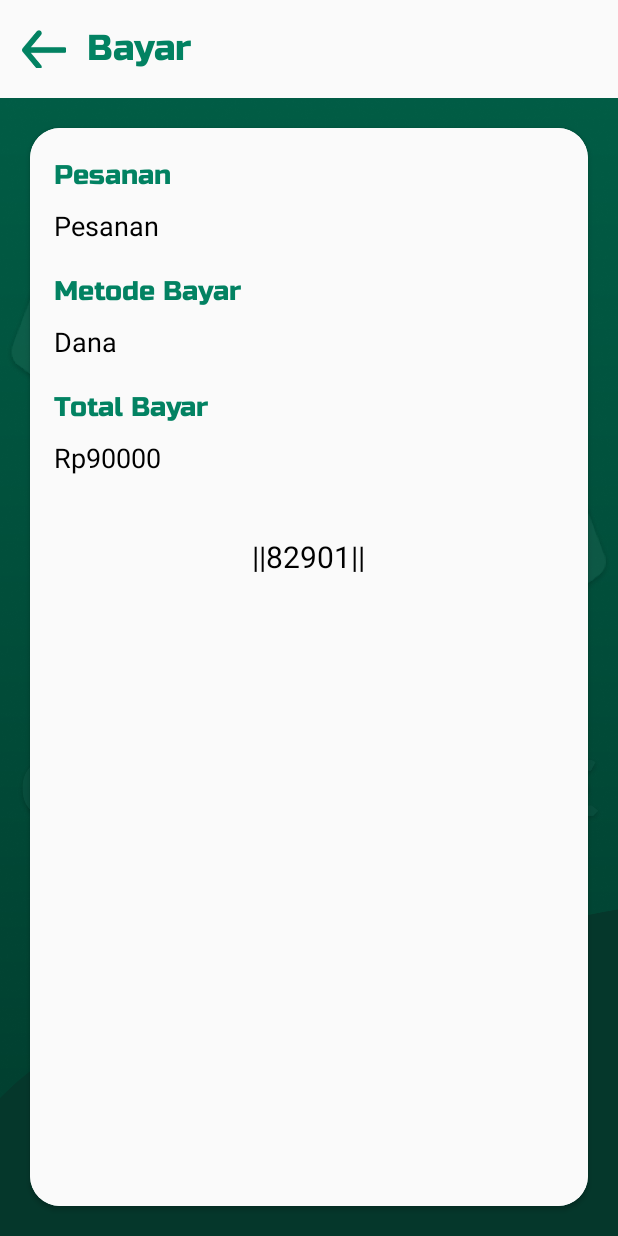
After one commit to teguhap/CashHere, an Android app: the layout activity_display_pesanan.xml on its own in the app's theme, with its tools: preview values and no code run, on a phone screen of 412 x 824 dp. The commit adds this screen. Run offline under Robolectric (Android 15) with nearby library versions, the phone set to English and light mode, and no system bars; network calls fail.

Commit message:
Bikin Display Pesanan,Input Pesanan jadi History ke DB, View History

```diff
--- a/app/src/main/AndroidManifest.xml
+++ b/app/src/main/AndroidManifest.xml
@@ -14,6 +14,12 @@
         android:supportsRtl="true"
         android:theme="@style/Theme.CashHere"
         android:windowSoftInputMode="adjustResize|stateAlwaysHidden">
+        <activity
+            android:name=".HistoryActivity"
+            android:exported="false" />
+        <activity
+            android:name=".DisplayPesananActivity"
+            android:exported="false" />
         <activity
             android:name=".BayarActivity"
             android:exported="false" />
--- /dev/null
+++ b/app/src/main/java/com/project/cashhere/ListHistory.kt
@@ -0,0 +1,4 @@
+package com.project.cashhere
+
+data class ListHistory(val kode:String,val pesanan : String, val metodeBayar : String, val totalBayar : String) {
+}
--- /dev/null
+++ b/app/src/main/res/layout/activity_display_pesanan.xml
@@ -0,0 +1,141 @@
+<?xml version="1.0" encoding="utf-8"?>
+<androidx.constraintlayout.widget.ConstraintLayout xmlns:android="http://schemas.android.com/apk/res/android"
+    xmlns:app="http://schemas.android.com/apk/res-auto"
+    xmlns:tools="http://schemas.android.com/tools"
+    android:layout_width="match_parent"
+    android:layout_height="match_parent"
+    android:background="@drawable/bg_dashboard"
+    tools:context=".DisplayPesananActivity">
+
+    <RelativeLayout
+        android:id="@+id/toolbar"
+        android:layout_width="match_parent"
+        android:layout_height="65dp"
+        android:background="@color/white_smooth"
+        app:layout_constraintEnd_toEndOf="parent"
+        app:layout_constraintHorizontal_bias="0.5"
+        app:layout_constraintStart_toStartOf="parent"
+        app:layout_constraintTop_toTopOf="parent">
+
+
+        <ImageView
+            android:id="@+id/btnBackBayar2"
+            android:layout_width="30dp"
+            android:layout_height="35dp"
+            android:layout_centerVertical="true"
+            android:layout_marginStart="14dp"
+            android:clickable="true"
+            android:contentDescription="@string/btnback"
+            android:focusable="true"
+            android:src="@drawable/ic_back" />
+
+        <TextView
+            android:layout_width="wrap_content"
+            android:layout_height="wrap_content"
+            android:layout_centerVertical="true"
+            android:layout_marginStart="14dp"
+            android:layout_toEndOf="@id/btnBackBayar2"
+            android:fontFamily="@font/russo_one"
+            android:text="Bayar"
+            android:textColor="@color/hijau_utama"
+            android:textSize="24sp" />
+
+    </RelativeLayout>
+
+
+    <androidx.cardview.widget.CardView
+        android:layout_width="match_parent"
+        android:layout_height="0dp"
+        android:layout_marginTop="20dp"
+        android:layout_marginStart="20dp"
+        android:layout_marginEnd="20dp"
+        android:layout_marginBottom="20dp"
+        app:layout_constraintBottom_toBottomOf="parent"
+        app:layout_constraintEnd_toEndOf="parent"
+        app:layout_constraintHorizontal_bias="0.5"
+        app:layout_constraintStart_toStartOf="parent"
+        app:cardCornerRadius="20dp"
+        app:layout_constraintTop_toBottomOf="@+id/toolbar">
+
+        <LinearLayout
+            android:layout_width="match_parent"
+            android:layout_height="match_parent"
+            android:orientation="vertical"
+            android:background="@color/white_smooth">
+
+            <TextView
+                android:layout_width="wrap_content"
+                android:layout_height="wrap_content"
+                android:layout_marginStart="16dp"
+                android:layout_marginTop="20dp"
+                android:fontFamily="@font/russo_one"
+                android:text="Pesanan"
+                android:textColor="@color/hijau_utama"
+                android:textSize="18sp" />
+
+            <TextView
+                android:id="@+id/listPesananBayar"
+                android:layout_width="wrap_content"
+                android:layout_height="wrap_content"
+                android:layout_marginStart="16dp"
+                android:layout_marginTop="10dp"
+                android:text="Pesanan"
+                android:textColor="@color/black"
+                android:textSize="18sp" />
+
+            <TextView
+                android:layout_width="wrap_content"
+                android:layout_height="wrap_content"
+                android:layout_marginStart="16dp"
+                android:layout_marginTop="20dp"
+                android:fontFamily="@font/russo_one"
+                android:text="Metode Bayar"
+                android:textColor="@color/hijau_utama"
+                android:textSize="18sp" />
+
+            <TextView
+                android:id="@+id/tvMetodeBayarStruk"
+                android:layout_width="wrap_content"
+                android:layout_height="wrap_content"
+                android:layout_marginStart="16dp"
+                android:layout_marginTop="10dp"
+                android:text="Dana"
+                android:textColor="@color/black"
+                android:textSize="18sp" />
+
+            <TextView
+                android:layout_width="wrap_content"
+                android:layout_height="wrap_content"
+                android:layout_marginStart="16dp"
+                android:layout_marginTop="20dp"
+                android:fontFamily="@font/russo_one"
+                android:text="Total Bayar"
+                android:textColor="@color/hijau_utama"
+                android:textSize="18sp" />
+
+            <TextView
+                android:id="@+id/totalBayarStruk"
+                android:layout_width="wrap_content"
+                android:layout_height="wrap_content"
+                android:layout_marginStart="16dp"
+                android:layout_marginTop="10dp"
+                android:text="Rp90000"
+                android:textColor="@color/black"
+                android:textSize="18sp" />
+
+            <TextView
+                android:id="@+id/kodePesananBayar"
+                android:layout_width="wrap_content"
+                android:layout_height="wrap_content"
+                android:layout_marginTop="40dp"
+                android:text="||82901||"
+                android:layout_gravity="center"
+                android:textColor="@color/black"
+                android:textSize="20sp" />
+
+
+
+        </LinearLayout>
+    </androidx.cardview.widget.CardView>
+
+</androidx.constraintlayout.widget.ConstraintLayout>
```
Also changed, not shown: app/src/main/java/com/project/cashhere/AdapterRecycleViewHistory.kt (added, +45 -0 lines), app/src/main/java/com/project/cashhere/BayarActivity.kt (+116 -44 lines), app/src/main/java/com/project/cashhere/DashboardActivity.kt (+8 -0 lines), app/src/main/java/com/project/cashhere/DisplayPesananActivity.kt (added, +49 -0 lines), app/src/main/java/com/project/cashhere/HistoryActivity.kt (added, +79 -0 lines), app/src/main/res/layout/activity_bayar.xml (+9 -9 lines), app/src/main/res/layout/activity_history.xml (added, +61 -0 lines), app/src/main/res/layout/bg_list_history.xml (added, +147 -0 lines).
